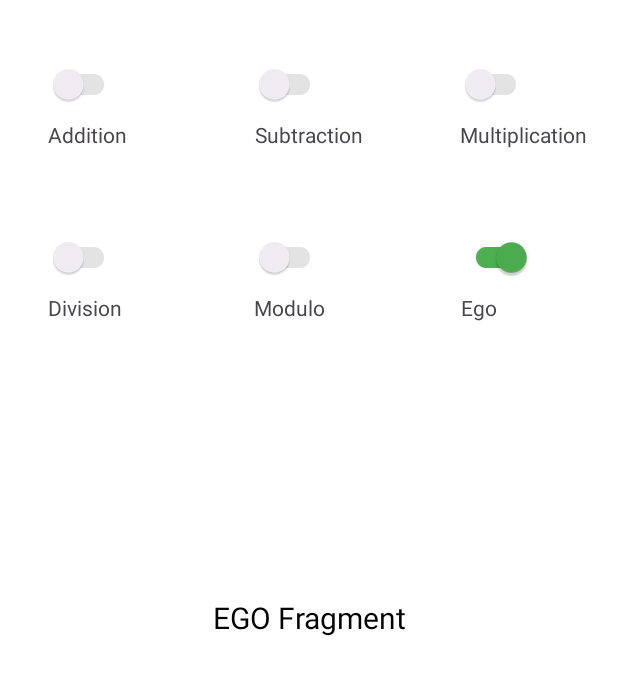
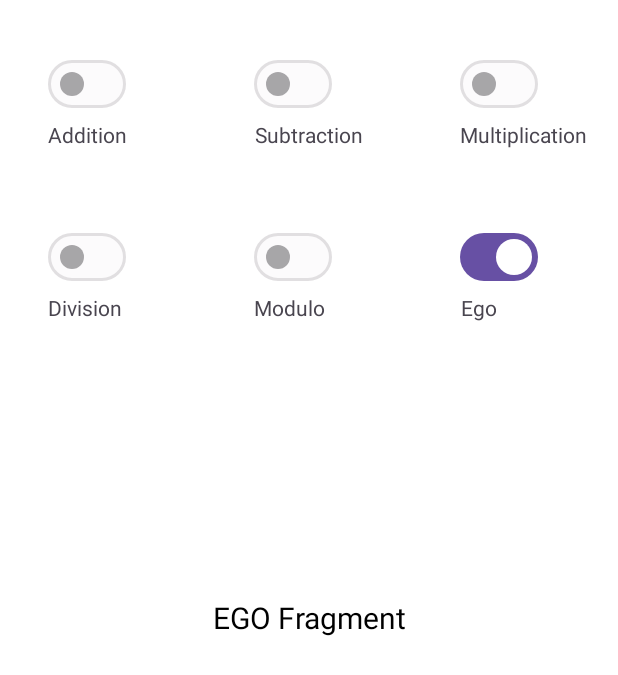
Before and after one commit to oguzhanozgokce/KekodKotlinFirstProject, an Android app: the screen it shows after launch (MainActivity), on a phone screen of 412 x 824 dp. Shown: the top 675 px of the screen. Run offline under Robolectric (Android 15) with nearby library versions, the phone set to English and light mode, and no system bars; our stand-ins replace navigation-ui.

Commit message:
fix: switch colour adjustment function deleted

```diff
--- a/app/src/main/java/com/oguzhanozgokce/kekodkotlinfirstproject/ui/ego/EgoFragment.kt
+++ b/app/src/main/java/com/oguzhanozgokce/kekodkotlinfirstproject/ui/ego/EgoFragment.kt
@@ -30,7 +30,6 @@ class EgoFragment : Fragment() {
 
         viewModel.uiState.observe(viewLifecycleOwner) { uiState ->
             binding.switchEgo.isChecked = uiState.isEgoChecked
-            setSwitchColors(uiState.isEgoChecked, binding.switchEgo)
             getOtherSwitches().forEachIndexed { index, switch ->
                 switch.isChecked = when (index) {
                     0 -> uiState.isAdditionChecked
@@ -69,14 +68,6 @@ class EgoFragment : Fragment() {
         }
     }
 
-    private fun setSwitchColors(isChecked: Boolean, switch: SwitchCompat) {
-        val thumbColor = if (isChecked) R.color.green else R.color.black
-        val trackColor = if (isChecked) R.color.green else R.color.black
-
-        switch.thumbTintList = ContextCompat.getColorStateList(requireContext(), thumbColor)
-        switch.trackTintList = ContextCompat.getColorStateList(requireContext(), trackColor)
-    }
-
     override fun onDestroyView() {
         super.onDestroyView()
         _binding = null
--- a/app/src/main/res/layout/fragment_ego.xml
+++ b/app/src/main/res/layout/fragment_ego.xml
@@ -19,7 +19,7 @@
         app:layout_constraintStart_toStartOf="parent"
         app:layout_constraintTop_toTopOf="parent">
 
-        <androidx.appcompat.widget.SwitchCompat
+        <com.google.android.material.materialswitch.MaterialSwitch
             android:id="@+id/switch_addition"
             android:layout_width="wrap_content"
             android:layout_height="wrap_content" />
@@ -44,7 +44,7 @@
         app:layout_constraintStart_toEndOf="@id/layout_addition"
         app:layout_constraintTop_toTopOf="parent">
 
-        <androidx.appcompat.widget.SwitchCompat
+        <com.google.android.material.materialswitch.MaterialSwitch
             android:id="@+id/switch_subtraction"
             android:layout_width="wrap_content"
             android:layout_height="wrap_content" />
@@ -69,7 +69,7 @@
         app:layout_constraintStart_toEndOf="@id/layout_subtraction"
         app:layout_constraintTop_toTopOf="parent">
 
-        <androidx.appcompat.widget.SwitchCompat
+        <com.google.android.material.materialswitch.MaterialSwitch
             android:id="@+id/switch_multiplication"
             android:layout_width="wrap_content"
             android:layout_height="wrap_content" />
@@ -94,7 +94,7 @@
         app:layout_constraintStart_toStartOf="parent"
         app:layout_constraintTop_toBottomOf="@id/layout_addition">
 
-        <androidx.appcompat.widget.SwitchCompat
+        <com.google.android.material.materialswitch.MaterialSwitch
             android:id="@+id/switch_division"
             android:layout_width="wrap_content"
             android:layout_height="wrap_content" />
@@ -118,7 +118,7 @@
         app:layout_constraintStart_toEndOf="@id/layout_division"
         app:layout_constraintTop_toBottomOf="@id/layout_subtraction">
 
-        <androidx.appcompat.widget.SwitchCompat
+        <com.google.android.material.materialswitch.MaterialSwitch
             android:id="@+id/switch_modulo"
             android:layout_width="wrap_content"
             android:layout_height="wrap_content" />
@@ -143,7 +143,7 @@
         app:layout_constraintStart_toEndOf="@id/layout_modulo"
         app:layout_constraintTop_toBottomOf="@id/layout_multiplication">
 
-        <androidx.appcompat.widget.SwitchCompat
+        <com.google.android.material.materialswitch.MaterialSwitch
             android:id="@+id/switch_ego"
             android:layout_width="wrap_content"
             android:layout_height="wrap_content" />
```
